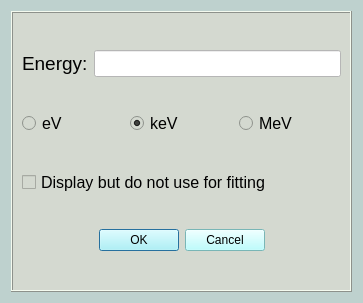
Above: nasagamma/win_erg_cal.ui from mauricioAyllon/NASA-gamma before the change. Below: the same form after it.
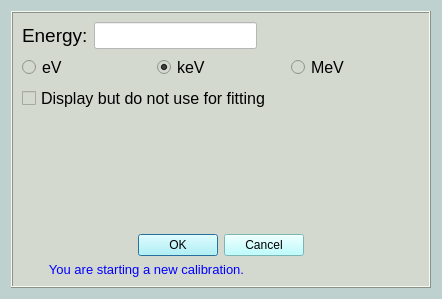
That is the form after the change.

Commit message: Fixed figure home button not resetting properly and added warning message when calibration has already started

What changed in the file:
```diff
--- a/nasagamma/win_erg_cal.ui
+++ b/nasagamma/win_erg_cal.ui
@@ -6,8 +6,8 @@
    <rect>
     <x>0</x>
     <y>0</y>
-    <width>363</width>
-    <height>303</height>
+    <width>442</width>
+    <height>299</height>
    </rect>
   </property>
   <property name="windowTitle">
@@ -29,35 +29,34 @@
       <enum>QFrame::Raised</enum>
      </property>
      <layout class="QGridLayout" name="gridLayout_5">
-      <item row="0" column="0">
-       <layout class="QGridLayout" name="gridLayout_3">
-        <item row="0" column="0">
-         <widget class="QLabel" name="label">
-          <property name="font">
-           <font>
-            <pointsize>14</pointsize>
-           </font>
-          </property>
-          <property name="text">
-           <string>Energy:</string>
-          </property>
-         </widget>
-        </item>
-        <item row="0" column="1">
-         <widget class="QLineEdit" name="energy_txt">
-          <property name="font">
-           <font>
-            <pointsize>12</pointsize>
-           </font>
-          </property>
-          <property name="styleSheet">
-           <string notr="true">background-color: rgb(255, 255, 255);</string>
-          </property>
-         </widget>
-        </item>
-       </layout>
+      <item row="3" column="0">
+       <widget class="QCheckBox" name="checkBox_cal">
+        <property name="font">
+         <font>
+          <pointsize>12</pointsize>
+         </font>
+        </property>
+        <property name="text">
+         <string>Display but do not use for fitting</string>
+        </property>
+       </widget>
       </item>
-      <item row="1" column="0">
+      <item row="6" column="0">
+       <widget class="QLabel" name="label_ecal_warning">
+        <property name="font">
+         <font>
+          <pointsize>10</pointsize>
+         </font>
+        </property>
+        <property name="text">
+         <string>&lt;html&gt;&lt;head/&gt;&lt;body&gt;&lt;p&gt;&lt;span style=&quot; color:#0000ff;&quot;&gt;You are starting a new calibration.&lt;/span&gt;&lt;/p&gt;&lt;/body&gt;&lt;/html&gt;</string>
+        </property>
+        <property name="alignment">
+         <set>Qt::AlignCenter</set>
+        </property>
+       </widget>
+      </item>
+      <item row="1" column="0" colspan="2">
        <layout class="QGridLayout" name="gridLayout">
         <item row="0" column="1">
          <widget class="QRadioButton" name="radio_button_kev">
@@ -118,34 +117,9 @@
         </item>
        </layout>
       </item>
-      <item row="2" column="0">
-       <widget class="QCheckBox" name="checkBox_cal">
-        <property name="font">
-         <font>
-          <pointsize>12</pointsize>
-         </font>
-        </property>
-        <property name="text">
-         <string>Display but do not use for fitting</string>
-        </property>
-       </widget>
-      </item>
-      <item row="3" column="0">
+      <item row="5" column="0" colspan="2">
        <layout class="QGridLayout" name="gridLayout_4">
-        <item row="0" column="0">
-         <spacer name="horizontalSpacer_2">
-          <property name="orientation">
-           <enum>Qt::Horizontal</enum>
-          </property>
-          <property name="sizeHint" stdset="0">
-           <size>
-            <width>28</width>
-            <height>20</height>
-           </size>
-          </property>
-         </spacer>
-        </item>
-        <item row="0" column="1">
+        <item row="1" column="1">
          <widget class="QDialogButtonBox" name="button_ok_cancel">
           <property name="enabled">
            <bool>true</bool>
@@ -180,8 +154,78 @@
           </property>
          </widget>
         </item>
-        <item row="0" column="2">
+        <item row="1" column="2">
          <spacer name="horizontalSpacer">
+          <property name="orientation">
+           <enum>Qt::Horizontal</enum>
+          </property>
+          <property name="sizeHint" stdset="0">
+           <size>
+            <width>40</width>
+            <height>20</height>
+           </size>
+          </property>
+         </spacer>
+        </item>
+        <item row="1" column="0">
+         <spacer name="horizontalSpacer_2">
+          <property name="orientation">
+           <enum>Qt::Horizontal</enum>
+          </property>
+          <property name="sizeHint" stdset="0">
+           <size>
+            <width>28</width>
+            <height>20</height>
+           </size>
+          </property>
+         </spacer>
+        </item>
+        <item row="0" column="1">
+         <spacer name="verticalSpacer">
+          <property name="orientation">
+           <enum>Qt::Vertical</enum>
+          </property>
+          <property name="sizeHint" stdset="0">
+           <size>
+            <width>20</width>
+            <height>40</height>
+           </size>
+          </property>
+         </spacer>
+        </item>
+       </layout>
+      </item>
+      <item row="0" column="0" colspan="2">
+       <layout class="QGridLayout" name="gridLayout_3">
+        <item row="0" column="0">
+         <widget class="QLabel" name="label">
+          <property name="font">
+           <font>
+            <pointsize>14</pointsize>
+           </font>
+          </property>
+          <property name="text">
+           <string>Energy:</string>
+          </property>
+         </widget>
+        </item>
+        <item row="0" column="1">
+         <widget class="QLineEdit" name="energy_txt">
+          <property name="font">
+           <font>
+            <pointsize>12</pointsize>
+           </font>
+          </property>
+          <property name="styleSheet">
+           <string notr="true">background-color: rgb(255, 255, 255);</string>
+          </property>
+          <property name="alignment">
+           <set>Qt::AlignCenter</set>
+          </property>
+         </widget>
+        </item>
+        <item row="0" column="2">
+         <spacer name="horizontalSpacer_3">
           <property name="orientation">
            <enum>Qt::Horizontal</enum>
           </property>
```
The commit also changes 1 other file.
